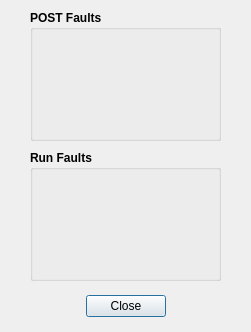
Old version of the form Telemetry/HyTechTelemetry/mc_fault_info.ui in the repository hytech-racing/code-2022.
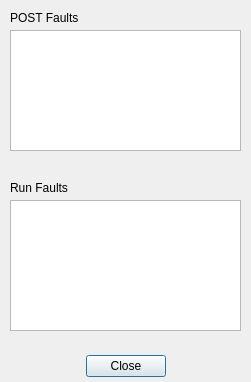
New version of the form.

Commit message: began writing MC fault info decoding

The edit to the form file:
```diff
--- a/Telemetry/HyTechTelemetry/mc_fault_info.ui
+++ b/Telemetry/HyTechTelemetry/mc_fault_info.ui
@@ -7,7 +7,7 @@
     <x>0</x>
     <y>0</y>
     <width>251</width>
-    <height>332</height>
+    <height>382</height>
    </rect>
   </property>
   <property name="windowTitle">
@@ -17,7 +17,7 @@
    <property name="geometry">
     <rect>
      <x>10</x>
-     <y>290</y>
+     <y>350</y>
      <width>231</width>
      <height>32</height>
     </rect>
@@ -32,41 +32,58 @@
     <bool>true</bool>
    </property>
   </widget>
-  <widget class="QGroupBox" name="post_group">
+  <widget class="QPlainTextEdit" name="post_text">
    <property name="geometry">
     <rect>
-     <x>30</x>
+     <x>10</x>
+     <y>30</y>
+     <width>231</width>
+     <height>121</height>
+    </rect>
+   </property>
+   <property name="readOnly">
+    <bool>true</bool>
+   </property>
+  </widget>
+  <widget class="QLabel" name="label">
+   <property name="geometry">
+    <rect>
+     <x>10</x>
      <y>10</y>
-     <width>191</width>
-     <height>131</height>
+     <width>81</width>
+     <height>16</height>
     </rect>
    </property>
-   <property name="font">
-    <font>
-     <weight>75</weight>
-     <bold>true</bold>
-    </font>
-   </property>
-   <property name="title">
+   <property name="text">
     <string>POST Faults</string>
    </property>
   </widget>
-  <widget class="QGroupBox" name="groupBox">
+  <widget class="QPlainTextEdit" name="run_text">
    <property name="geometry">
     <rect>
-     <x>30</x>
-     <y>150</y>
-     <width>191</width>
+     <x>10</x>
+     <y>200</y>
+     <width>231</width>
      <height>131</height>
     </rect>
    </property>
-   <property name="font">
-    <font>
-     <weight>75</weight>
-     <bold>true</bold>
-    </font>
+   <property name="documentTitle">
+    <string/>
    </property>
-   <property name="title">
+   <property name="readOnly">
+    <bool>true</bool>
+   </property>
+  </widget>
+  <widget class="QLabel" name="label_2">
+   <property name="geometry">
+    <rect>
+     <x>10</x>
+     <y>180</y>
+     <width>71</width>
+     <height>16</height>
+    </rect>
+   </property>
+   <property name="text">
     <string>Run Faults</string>
    </property>
   </widget>
```
The commit also changes 4 other files.
